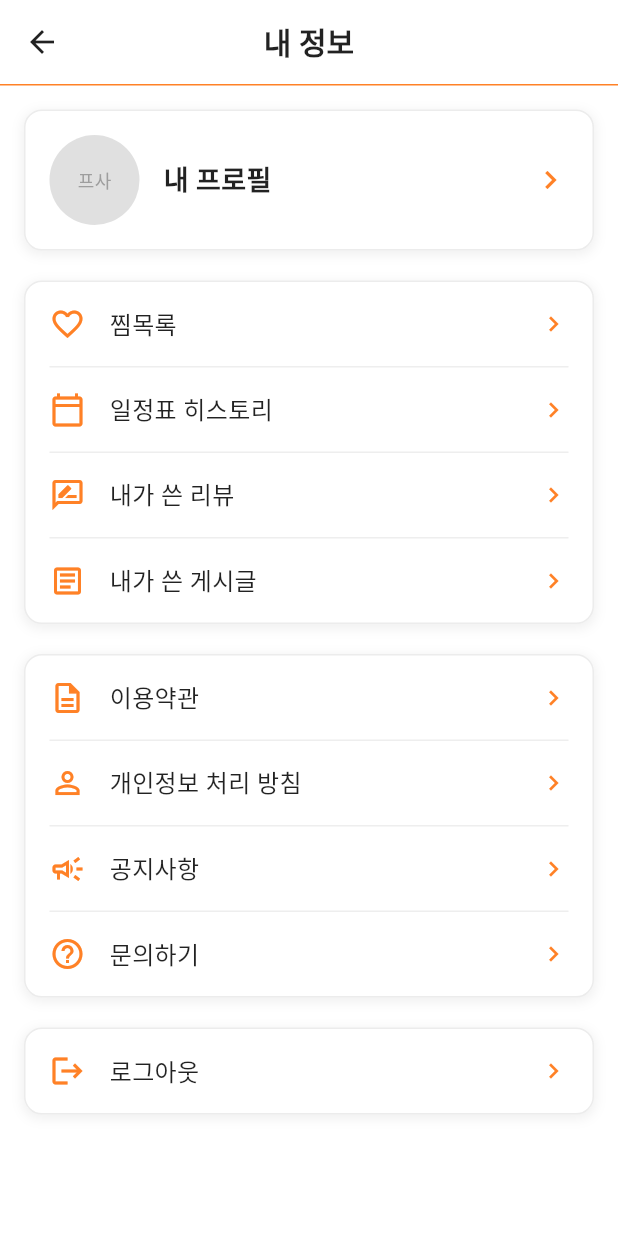
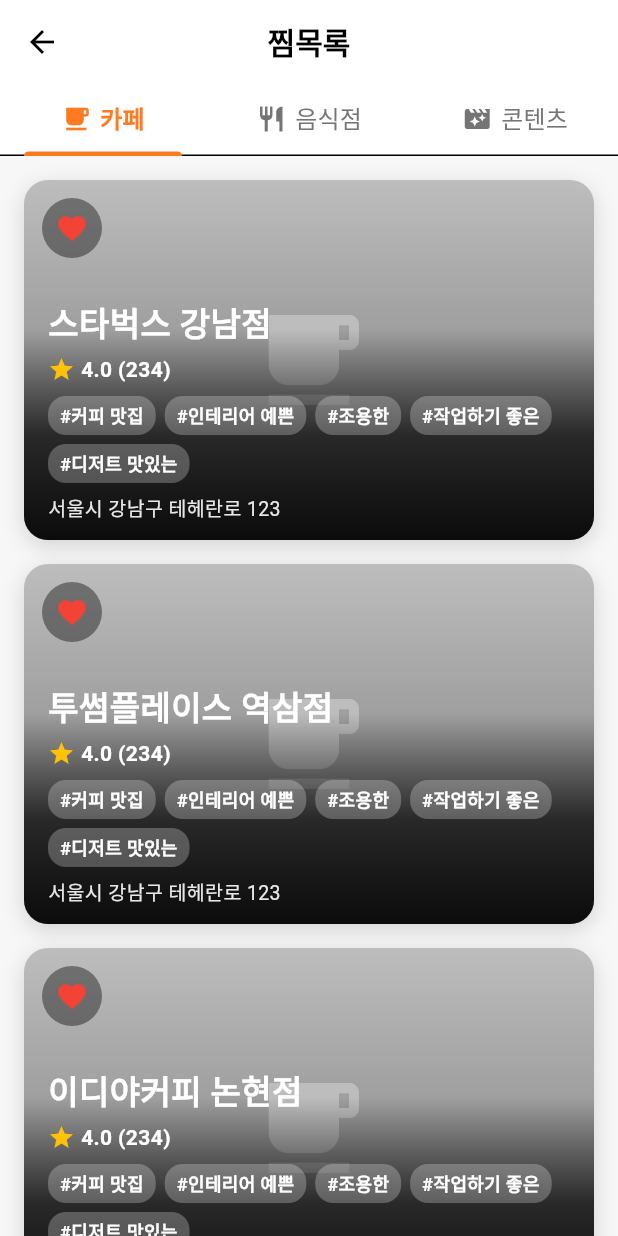
Before and after one commit to sswwdk/EclipseApp, a Flutter app: the MyInfoScreen screen opened directly, after a tap on "찜목록", on a phone screen of 412 x 824 dp. Run offline on Flutter 3.47's test engine with Material 3 defaults, Android fonts, the phone set to English and light mode, and no system bars; accounts and stored records are empty.

Commit message:
[feat] 찜목록 화면, 내 정보 아이콘 추가, 뒤로가기 버튼 위치 수정

```diff
--- a/lib/make_todo/make_todo.dart
+++ b/lib/make_todo/make_todo.dart
@@ -19,18 +19,17 @@ class _PeopleCountScreenState extends State<PeopleCountScreen> {
   Widget build(BuildContext context) {
     return Scaffold(
       backgroundColor: AppTheme.backgroundColor,
+      appBar: AppBar(
+        backgroundColor: AppTheme.backgroundColor,
+        elevation: 0,
+        leading: IconButton(
+          icon: const Icon(Icons.arrow_back),
+          onPressed: () => Navigator.of(context).maybePop(),
+        ),
+      ),
       body: SafeArea(
         child: Column(
           children: [
-            // Top back button
-            Align(
-              alignment: Alignment.centerLeft,
-              child: IconButton(
-                icon: const Icon(Icons.arrow_back),
-                onPressed: () => Navigator.of(context).maybePop(),
-              ),
-            ),
-            const SizedBox(height: 16),
             const Text(
               '총 몇 명이 함께하시나요? (본인 포함)',
               style: TextStyle(
@@ -220,21 +219,19 @@ class _TaskSelectScreenState extends State<TaskSelectScreen> {
   Widget build(BuildContext context) {
     return Scaffold(
       backgroundColor: AppTheme.backgroundColor,
+      appBar: AppBar(
+        backgroundColor: AppTheme.backgroundColor,
+        elevation: 0,
+        leading: IconButton(
+          icon: const Icon(Icons.arrow_back),
+          onPressed: () => Navigator.of(context).maybePop(),
+        ),
+        title: const Text('인원 수 고르기', style: TextStyle(fontSize: 14, color: Colors.black54)),
+      ),
       body: SafeArea(
         child: Column(
           crossAxisAlignment: CrossAxisAlignment.start,
           children: [
-            // 상단: 뒤로가기 + 서브 타이틀
-            Row(
-              children: [
-                IconButton(
-                  icon: const Icon(Icons.arrow_back),
-                  onPressed: () => Navigator.of(context).maybePop(),
-                ),
-                const Text('인원 수 고르기', style: TextStyle(fontSize: 14, color: Colors.black54)),
-              ],
-            ),
-            const SizedBox(height: 8),
             const Padding(
               padding: EdgeInsets.symmetric(horizontal: 24),
               child: Text(
--- /dev/null
+++ b/lib/myinfo/favorite_list_screen.dart
@@ -0,0 +1,436 @@
+import 'package:flutter/material.dart';
+import '../make_todo/place_detail_screen.dart';
+
+/// 찜목록을 보여주는 화면
+class FavoriteListScreen extends StatefulWidget {
+  const FavoriteListScreen({Key? key}) : super(key: key);
+
+  @override
+  State<FavoriteListScreen> createState() => _FavoriteListScreenState();
+}
+
+class _FavoriteListScreenState extends State<FavoriteListScreen> with SingleTickerProviderStateMixin {
+  TabController? _tabController;
+
+  // 카테고리별 찜 상태 (카테고리 -> 장소 인덱스 -> 찜 여부)
+  Map<String, Map<int, bool>> _favoriteStates = {};
+
+  // 찜 목록 데이터 (모킹 데이터)
+  final Map<String, List<String>> _favoritePlaces = {
+    '카페': [
+      '스타벅스 강남점',
+      '투썸플레이스 역삼점',
+      '이디야커피 논현점',
+    ],
+    '음식점': [
+      '맘스터치 테헤란로점',
+      '맥도날드 강남점',
+      '버거킹 신논현점',
+    ],
+    '콘텐츠': [
+      // 빈 리스트로 설정하여 "텅 비었습니다" 메시지 테스트
+    ],
+  };
+
+  @override
+  void initState() {
+    super.initState();
+
+    // 카테고리가 2개 이상일 때만 TabController 생성
+    if (_favoritePlaces.length > 1) {
+      _tabController = TabController(
+        length: _favoritePlaces.length,
+        vsync: this,
+      );
+    }
+
+    // 초기 상태 설정 (모두 찜된 상태)
+    for (var category in _favoritePlaces.keys) {
+      _favoriteStates[category] = {};
+      for (int i = 0; i < _favoritePlaces[category]!.length; i++) {
+        _favoriteStates[category]![i] = true; // 찜된 상태
+      }
+    }
+  }
+
+  @override
+  void dispose() {
+    _tabController?.dispose();
+    super.dispose();
+  }
+
+  /// 찜 버튼 토글
+  void _toggleFavorite(String category, int index) {
+    setState(() {
+      _favoriteStates[category]![index] = !(_favoriteStates[category]![index] ?? false);
+    });
+  }
+
+  /// 카테고리별 장소 리스트 위젯 생성
+  Widget _buildPlacesList(String category) {
+    final places = _favoritePlaces[category] ?? [];
+
+    if (places.isEmpty) {
+      return Center(
+        child: Text(
+          '텅 텅 텅 비었습니다.',
+          style: TextStyle(
+            color: Colors.grey[400],
+            fontSize: 16,
+            fontWeight: FontWeight.w300,
+          ),
+        ),
+      );
+    }
+
+    return ListView.builder(
+      padding: const EdgeInsets.all(16),
+      itemCount: places.length,
+      itemBuilder: (context, index) {
+        final place = places[index];
+        final isFavorite = _favoriteStates[category]?[index] ?? false;
+
+        return GestureDetector(
+          onTap: () {
+            // 매장 상세 화면으로 이동
+            if (!mounted) return;
+            Navigator.push(
+              context,
+              MaterialPageRoute(
+                builder: (context) => PlaceDetailScreen(
+                  placeName: place.toString(),
+                  category: category,
+                ),
+              ),
+            );
+          },
+          child: Container(
+            margin: const EdgeInsets.only(bottom: 16),
+            height: 240,
+            decoration: BoxDecoration(
+              borderRadius: BorderRadius.circular(16),
+              boxShadow: [
+                BoxShadow(
+                  color: Colors.black.withOpacity(0.15),
+                  blurRadius: 12,
+                  offset: const Offset(0, 4),
+                ),
+              ],
+            ),
+            child: Stack(
+            children: [
+              // 배경 이미지
+              Positioned.fill(
+                child: ClipRRect(
+                  borderRadius: BorderRadius.circular(16),
+                  child: Container(
+                    decoration: BoxDecoration(
+                      gradient: LinearGradient(
+                        begin: Alignment.topCenter,
+                        end: Alignment.bottomCenter,
+                        colors: [
+                          Colors.grey[400]!,
+                          Colors.grey[600]!,
+                        ],
+                      ),
+                    ),
+                    child: Center(
+                      child: Icon(
+                        _getCategoryIcon(category),
+                        size: 80,
+                        color: Colors.white.withOpacity(0.3),
+                      ),
+                    ),
+                  ),
+                ),
+              ),
+
+              // 하단 그라데이션 오버레이
+              Positioned(
+                bottom: 0,
+                left: 0,
+                right: 0,
+                child: Container(
+                  height: 140,
+                  decoration: BoxDecoration(
+                    borderRadius: const BorderRadius.only(
+                      bottomLeft: Radius.circular(16),
+                      bottomRight: Radius.circular(16),
+                    ),
+                    gradient: LinearGradient(
+                      begin: Alignment.topCenter,
+                      end: Alignment.bottomCenter,
+                      colors: [
+                        Colors.transparent,
+                        Colors.black.withOpacity(0.7),
+                        Colors.black.withOpacity(0.9),
+                      ],
+                    ),
+                  ),
+                ),
+              ),
+
+              // 매장 정보
+              Positioned(
+                bottom: 12,
+                left: 16,
+                right: 16,
+                child: Column(
+                  crossAxisAlignment: CrossAxisAlignment.start,
+                  children: [
+                    // 매장 이름
+                    Text(
+                      place.toString(),
+                      style: const TextStyle(
+                        fontSize: 22,
+                        fontWeight: FontWeight.bold,
+                        color: Colors.white,
+                        height: 1.2,
+                      ),
+                      maxLines: 1,
+                      overflow: TextOverflow.ellipsis,
+                    ),
+                    const SizedBox(height: 6),
+
+                    // 별점과 리뷰 수
+                    Row(
+                      children: [
+                        const Icon(
+                          Icons.star,
+                          color: Color(0xFFFFC107),
+                          size: 18,
+                        ),
+                        const SizedBox(width: 4),
+                        Text(
+                          '${_getRandomRating()} (${_getRandomReviewCount()})',
+                          style: const TextStyle(
+                            fontSize: 14,
+                            fontWeight: FontWeight.w600,
+                            color: Colors.white,
+                          ),
+                        ),
+                      ],
+                    ),
+                    const SizedBox(height: 8),
+
+                    // 태그
+                    Wrap(
+                      spacing: 6,
+                      runSpacing: 6,
+                      children: _generateTags(category).map((tag) {
+                        return Container(
+                          padding: const EdgeInsets.symmetric(horizontal: 8, vertical: 4),
+                          decoration: BoxDecoration(
+                            color: Colors.white.withOpacity(0.25),
+                            borderRadius: BorderRadius.circular(12),
+                          ),
+                          child: Text(
+                            tag,
+                            style: const TextStyle(
+                              fontSize: 12,
+                              fontWeight: FontWeight.w600,
+                              color: Colors.white,
+                            ),
+                          ),
+                        );
+                      }).toList(),
+                    ),
+                    const SizedBox(height: 8),
+
+                    // 주소
+                    Text(
+                      _generateAddress(),
+                      style: TextStyle(
+                        fontSize: 13,
+                        color: Colors.white.withOpacity(0.9),
+                        height: 1.3,
+                      ),
+                      maxLines: 1,
+                      overflow: TextOverflow.ellipsis,
+                    ),
+                  ],
+                ),
+              ),
+
+              // 찜 버튼 (왼쪽 상단)
+              Positioned(
+                top: 12,
+                left: 12,
+                child: GestureDetector(
+                  onTap: () => _toggleFavorite(category, index),
+                  child: Container(
+                    width: 40,
+                    height: 40,
+                    decoration: BoxDecoration(
+                      color: Colors.black.withOpacity(0.4),
+                      shape: BoxShape.circle,
+                    ),
+                    child: Icon(
+                      isFavorite ? Icons.favorite : Icons.favorite_border,
+                      color: isFavorite ? Colors.red : Colors.white,
+                      size: 22,
+                    ),
+                  ),
+                ),
+              ),
+            ],
+            ),
+          ),
+        );
+      },
+    );
+  }
+
+  /// 카테고리에 따른 아이콘 반환
+  IconData _getCategoryIcon(String category) {
+    switch (category) {
+      case '음식점':
+        return Icons.restaurant;
+      case '카페':
+        return Icons.local_cafe;
+      case '콘텐츠':
+        return Icons.movie_filter;
+      default:
+        return Icons.place;
+    }
+  }
+
+  /// 랜덤 별점 생성 (하드코딩)
+  String _getRandomRating() {
+    final ratings = ['4.0', '4.2', '4.3', '4.5', '4.6', '4.7', '4.8', '4.9'];
+    return ratings[DateTime.now().microsecond % ratings.length];
+  }
+
+  /// 랜덤 리뷰 수 생성 (하드코딩)
+  String _getRandomReviewCount() {
+    final counts = ['234', '567', '1,234', '2,456', '892', '1,567', '3,201'];
+    return counts[DateTime.now().microsecond % counts.length];
+  }
+
+  /// 카테고리별 태그 생성 (하드코딩)
+  List<String> _generateTags(String category) {
+    switch (category) {
+      case '음식점':
+        return ['#맛집', '#가격 좋은', '#분위기 좋은', '#데이트 추천'];
+      case '카페':
+        return ['#커피 맛집', '#인테리어 예쁜', '#조용한', '#작업하기 좋은', '#디저트 맛있는'];
+      case '콘텐츠':
+        return ['#재미있는', '#최신작', '#평점 높은', '#추천작'];
+      default:
+        return ['#추천', '#인기', '#좋은 위치'];
+    }
+  }
+
+  /// 더미 주소 생성 (하드코딩)
+  String _generateAddress() {
+    final addresses = [
+      '서울시 강남구 테헤란로 123',
+      '서울시 마포구 홍대입구역 45',
+      '서울시 용산구 이태원로 78',
+      '서울시 종로구 인사동길 12',
+      '서울시 송파구 올림픽로 234',
+      '서울시 서초구 강남대로 567',
+      '서울시 영등포구 여의도동 89',
+    ];
+    return addresses[DateTime.now().microsecond % addresses.length];
+  }
+
+  @override
+  Widget build(BuildContext context) {
+    return Scaffold(
+      backgroundColor: const Color(0xFFF7F7F7),
+      appBar: AppBar(
+        backgroundColor: Colors.white,
+        elevation: 0,
+        leading: IconButton(
+          icon: const Icon(Icons.arrow_back, color: Colors.black),
+          onPressed: () {
+            if (!mounted) return;
+            Navigator.pop(context);
+          },
+        ),
+        title: const Text(
+          '찜목록',
+          style: TextStyle(
+            color: Colors.black,
+            fontSize: 20,
+            fontWeight: FontWeight.bold,
+          ),
+        ),
+        bottom: PreferredSize(
+          preferredSize: const Size.fromHeight(48),
+          child: _favoritePlaces.keys.length == 1
+              ? Center(
+                  child: Container(
+                    decoration: BoxDecoration(
+                      border: Border(
+                        bottom: BorderSide(
+                          color: const Color(0xFFFF7A21),
+                          width: 2,
+                        ),
+                      ),
+                    ),
+                    child: Padding(
+                      padding: const EdgeInsets.symmetric(horizontal: 16, vertical: 12),
+                      child: Row(
+                        mainAxisSize: MainAxisSize.min,
+                        children: [
+                          Icon(
+                            _getCategoryIcon(_favoritePlaces.keys.first),
+                            size: 20,
+                            color: const Color(0xFFFF7A21),
+                          ),
+                          const SizedBox(width: 6),
+                          Text(
+                            _favoritePlaces.keys.first,
+                            style: const TextStyle(
+                              fontSize: 16,
+                              fontWeight: FontWeight.bold,
+                              color: Color(0xFFFF7A21),
+                            ),
+                          ),
+                        ],
+                      ),
+                    ),
+                  ),
+                )
+              : TabBar(
+                  controller: _tabController!,
+                  isScrollable: false,
+                  labelColor: const Color(0xFFFF7A21),
+                  unselectedLabelColor: Colors.grey[600],
+                  indicatorColor: const Color(0xFFFF7A21),
+                  labelStyle: const TextStyle(
+                    fontSize: 16,
+                    fontWeight: FontWeight.bold,
+                  ),
+                  unselectedLabelStyle: const TextStyle(
+                    fontSize: 16,
+                    fontWeight: FontWeight.normal,
+                  ),
+                  tabs: _favoritePlaces.keys.map((category) {
+                    return Tab(
+                      child: Row(
+                        mainAxisAlignment: MainAxisAlignment.center,
+                        children: [
+                          Icon(_getCategoryIcon(category), size: 20),
+                          const SizedBox(width: 6),
+                          Text(category),
+                        ],
+                      ),
+                    );
+                  }).toList(),
+                ),
+        ),
+      ),
+      body: _favoritePlaces.keys.length == 1
+          ? _buildPlacesList(_favoritePlaces.keys.first)
+          : TabBarView(
+              controller: _tabController!,
+              children: _favoritePlaces.keys.map((category) {
+                return _buildPlacesList(category);
+              }).toList(),
+            ),
+    );
+  }
+}
--- a/lib/myinfo/myinfo_screen.dart
+++ b/lib/myinfo/myinfo_screen.dart
@@ -1,6 +1,7 @@
 import 'package:flutter/material.dart';
 import 'profile_settings_screen.dart';
 import 'terms_of_service_screen.dart';
+import 'favorite_list_screen.dart';
 import '../home/home.dart';
 import '../login/login_screen.dart';
 import '../theme/app_theme.dart';
@@ -57,7 +58,7 @@ class MyInfoScreen extends StatelessWidget {
             const SizedBox(height: 20),
 
             // 활동 섹션
-            _buildActivitySection(),
+            _buildActivitySection(context),
             const SizedBox(height: 20),
 
             // 고객지원 섹션
@@ -92,27 +93,17 @@ class MyInfoScreen extends StatelessWidget {
       ),
       child: Padding(
         padding: const EdgeInsets.all(16),
+        child: SizedBox(
+          height: 60, // 프로필 사진 높이와 동일하게 유지
           child: Row(
             children: [
-            // 프로필 사진
-            Container(
-              width: 60,
-              height: 60,
-              decoration: BoxDecoration(
-                color: Colors.grey[300],
-                shape: BoxShape.circle,
+              // 프로필 아이콘
+              const Icon(
+                Icons.person_outline,
+                size: 30,
+                color: AppTheme.primaryColor,
               ),
-              child: const Center(
-                child: Text(
-                  '프사',
-                  style: TextStyle(
-                    color: Colors.grey,
-                    fontSize: 12,
-                  ),
-                ),
-              ),
-            ),
-            const SizedBox(width: 16),
+              const SizedBox(width: 12),
 
               // 닉네임
               Expanded(
@@ -127,7 +118,7 @@ class MyInfoScreen extends StatelessWidget {
                   child: const Text(
                     '내 프로필',
                     style: TextStyle(
-                    fontSize: 18,
+                      fontSize: 20,
                       fontWeight: FontWeight.w600,
                       color: AppTheme.textPrimaryColor,
                     ),
@@ -153,10 +144,11 @@ class MyInfoScreen extends StatelessWidget {
           ],
         ),
       ),
+      ),
     );
   }
 
-  Widget _buildActivitySection() {
+  Widget _buildActivitySection(BuildContext context) {
     return Container(
       decoration: BoxDecoration(
         color: Colors.white,
@@ -179,7 +171,13 @@ class MyInfoScreen extends StatelessWidget {
           _buildMenuItem(
             icon: Icons.favorite_outline,
             title: '찜목록',
-            onTap: () {},
+            onTap: () {
+              Navigator.of(context).push(
+                MaterialPageRoute(
+                  builder: (context) => const FavoriteListScreen(),
+                ),
+              );
+            },
           ),
           _buildDivider(),
           _buildMenuItem(
```
Lines whose indentation alone changed are shown as unchanged.
